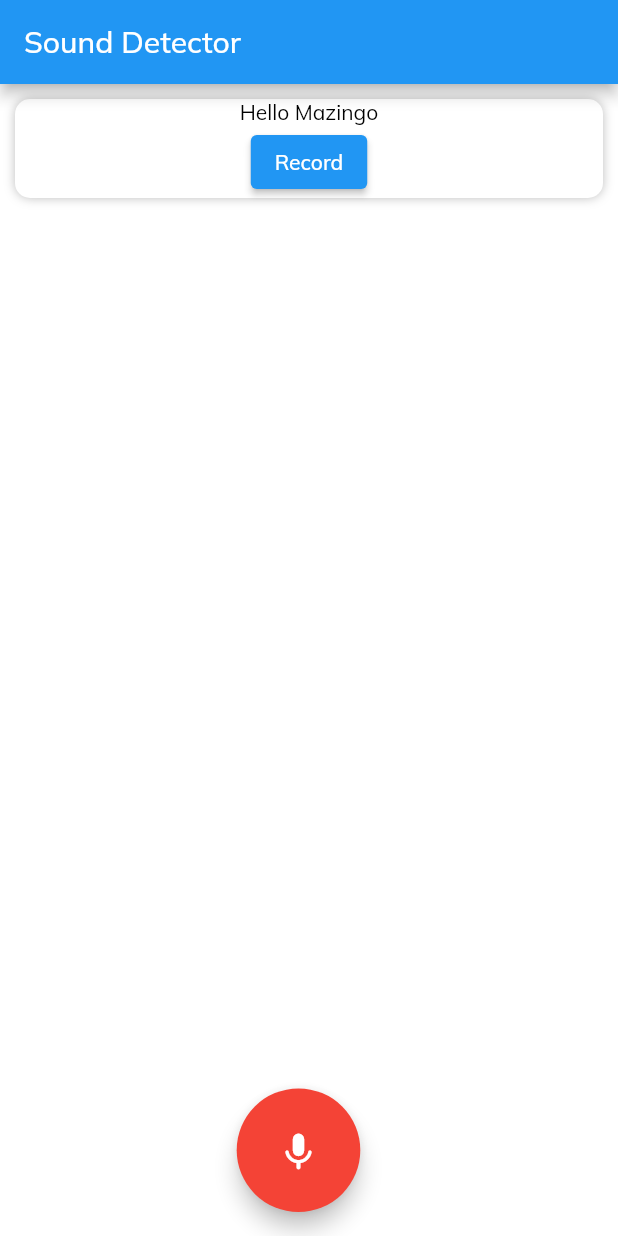
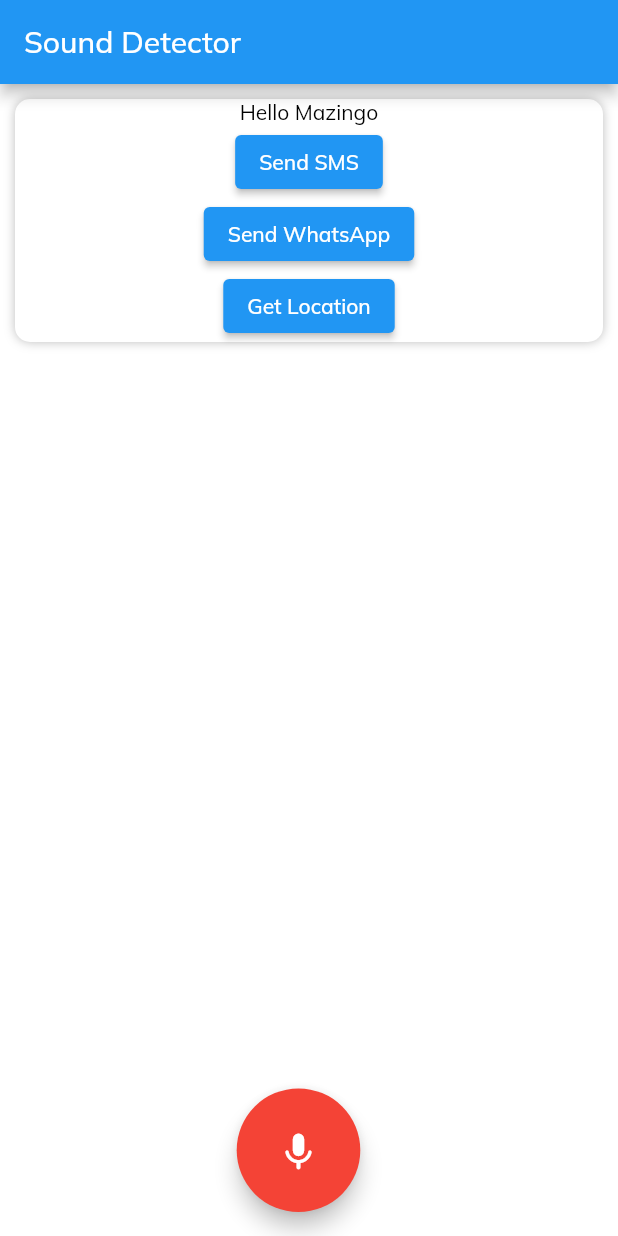
Before and after one commit to iwmakhupane12/sound_detector, a Flutter app: the screen it shows after launch, after a tap on the "keyboard voice" icon, on a phone screen of 412 x 824 dp. Run offline on Flutter 3.47's test engine with Material 2 defaults, Android fonts, the phone set to English and light mode, and no system bars; our stand-ins replace geocoding, get, google_fonts, image_picker, location, permission_handler; missing offline and left inert: flutter_sound, twilio_flutter.

Commit message:
Added sending sms, and getting location

```diff
--- /dev/null
+++ b/sound_detector/lib/src/controllers/getCurrentLocation.dart
@@ -0,0 +1,50 @@
+// ignore_for_file: file_names
+
+import 'package:location/location.dart';
+
+class GetCurrentLocation {
+  Location? location;
+
+  void init() {
+    location = Location();
+    grantPermission();
+    locationEnabled();
+
+    location!.onLocationChanged.listen((LocationData currentLocation) {
+      lon = currentLocation.longitude;
+      lat = currentLocation.latitude;
+    });
+  }
+
+  bool? _serviceEnabled;
+  PermissionStatus? _permissionGranted;
+  LocationData? _locationData;
+
+  Future locationEnabled() async {
+    _serviceEnabled = await location!.serviceEnabled();
+    if (!_serviceEnabled!) {
+      _serviceEnabled = await location!.requestService();
+      if (!_serviceEnabled!) {
+        return;
+      }
+    }
+  }
+
+  Future grantPermission() async {
+    _permissionGranted = await location!.hasPermission();
+    if (_permissionGranted == PermissionStatus.denied) {
+      _permissionGranted = await location!.requestPermission();
+      if (_permissionGranted != PermissionStatus.granted) {
+        return;
+      }
+    }
+  }
+
+  double? lat, lon;
+
+  Future getLocData() async {
+    _locationData = await location!.getLocation();
+    lon = _locationData!.longitude;
+    lat = _locationData!.latitude;
+  }
+}
--- /dev/null
+++ b/sound_detector/lib/src/controllers/sendMessage.dart
@@ -0,0 +1,34 @@
+// ignore_for_file: file_names
+import 'package:twilio_flutter/twilio_flutter.dart';
+import 'package:geocoding/geocoding.dart';
+
+class SendMessage {
+  TwilioFlutter? twilioFlutter;
+
+  void init() {
+    twilioFlutter = TwilioFlutter(
+        accountSid: 'ACc3d25ad90f2b01ea465f6a1742f0e55c',
+        authToken: 'a82545cfd571f842e2ac53fc271de64b',
+        twilioNumber: '+16103475477');
+  }
+
+  int sentStatus = 0;
+
+  Future sendSms(String number, double latitude, double longitude) async {
+    sentStatus = 0;
+    List<Placemark> placemarks =
+        await placemarkFromCoordinates(latitude, longitude);
+    sentStatus = await twilioFlutter!.sendSMS(
+        toNumber: number,
+        messageBody:
+            'Hi Itumeleng I need help, my latitude and longitude coordidates are : ${placemarks.first}'); /*https://www.google.com/maps/@$longitude,$latitude , call the police);*/
+  }
+
+  Future sendWhatsApp(String number) async {
+    sentStatus = 0;
+    sentStatus = await twilioFlutter!.sendWhatsApp(
+        toNumber: number,
+        messageBody:
+            'Hi Itumeleng I need help, my location is: LatLLang, call the police');
+  }
+}
--- a/sound_detector/lib/src/controllers/soundRecord.dart
+++ b/sound_detector/lib/src/controllers/soundRecord.dart
@@ -1,4 +1,3 @@
-
 import 'package:flutter_sound/flutter_sound.dart';
 import 'package:flutter_sound/public/flutter_sound_recorder.dart';
 import 'package:intl/date_symbol_data_file.dart';
@@ -6,12 +5,12 @@ import 'package:intl/intl.dart';
 import 'package:path_provider/path_provider.dart';
 import 'package:permission_handler/permission_handler.dart';
 
-class SoundRecord{
+class SoundRecord {
   String pathToSaveRecord = "";
   FlutterSoundRecorder? _audioRecorder;
   bool _isRecorderInitialized = false;
 
-  void init() async{
+  void init() async {
     _audioRecorder = FlutterSoundRecorder();
 
     await Permission.microphone.request();
@@ -19,7 +18,7 @@ class SoundRecord{
     await Permission.manageExternalStorage.request();
 
     final status = await Permission.microphone.status;
-    if(status != PermissionStatus.granted){
+    if (status != PermissionStatus.granted) {
       throw RecordingPermissionException("Microphone permission is required");
     }
 
@@ -35,18 +34,23 @@ class SoundRecord{
     _isRecorderInitialized = true;
   }
 
-    void dispose(){
-      _audioRecorder!.closeAudioSession();
-      _audioRecorder = null;
-      _isRecorderInitialized = false;
-    }
+  void dispose() {
+    _audioRecorder!.closeAudioSession();
+    _audioRecorder = null;
+    _isRecorderInitialized = false;
+  }
 
-  Future _record() async{
+  Future _record() async {
     _localPath();
 
     pathToSaveRecord = DateFormat('kk_mm_ss_EEE_d_MMM').format(DateTime.now());
 
-    await _audioRecorder!.startRecorder(toFile: "$filePath/$pathToSaveRecord.wav" );
+    await _audioRecorder!
+        .startRecorder(toFile: "$filePath/Detector_$pathToSaveRecord.wav");
+  }
+
+  bool recordingStatus() {
+    return _audioRecorder!.isRecording;
   }
 
   String filePath = "";
@@ -58,15 +62,15 @@ class SoundRecord{
     filePath = directory.path;
   }
 
-  Future _stop() async{
+  Future _stop() async {
     await _audioRecorder!.stopRecorder();
   }
 
-  Future isStartStop() async{
-    if(_audioRecorder!.isStopped){
+  Future isStartStop() async {
+    if (_audioRecorder!.isStopped) {
       _record();
-  }else{
+    } else {
       _stop();
+    }
   }
 }
-}
--- a/sound_detector/lib/src/screens/home.dart
+++ b/sound_detector/lib/src/screens/home.dart
@@ -3,6 +3,8 @@ import 'dart:io';
 import 'package:flutter/material.dart';
 import 'package:get/get.dart';
 import 'package:path_provider/path_provider.dart';
+import 'package:sound_detector/src/controllers/getCurrentLocation.dart';
+import 'package:sound_detector/src/controllers/sendMessage.dart';
 import 'package:sound_detector/src/controllers/soundRecord.dart';
 
 //fimport 'package:sound_detector/src/screens/profile.dart';
@@ -17,12 +19,17 @@ class MyHomeScreen extends StatefulWidget {
 
 class _MyHomeScreenState extends State<MyHomeScreen> {
   final recorder = SoundRecord();
+  final sendMessage = SendMessage();
+  final getCurrentLoc = GetCurrentLocation();
 
   @override
   void initState() {
     super.initState();
 
     recorder.init();
+    sendMessage.init();
+    getCurrentLoc.init();
+    getCurrentLoc.getLocData();
   }
 
   @override
@@ -49,12 +56,29 @@ class _MyHomeScreenState extends State<MyHomeScreen> {
                 child: Center(
                   child: Column(
                     children: [
-                      Text("Hello Mazingo"),
+                      const Text("Hello Mazingo"),
                       ElevatedButton(
-                          onPressed: () {
-                            Get.to(Settings());
+                          onPressed: () async {
+                            //Get.to(Settings());
+                            sendMessage.sendSms('+27678752440',
+                                getCurrentLoc.lat!, getCurrentLoc.lon!);
+                            print("SMS Status: ${sendMessage.sentStatus}");
                           },
-                          child: Text("Record"))
+                          child: const Text("Send SMS")),
+                      ElevatedButton(
+                          onPressed: () async {
+                            //Get.to(Settings());
+                            sendMessage.sendWhatsApp('+27678752440');
+                            print("WhatsApp Status: ${sendMessage.sentStatus}");
+                          },
+                          child: Text("Send WhatsApp")),
+                      ElevatedButton(
+                          onPressed: () async {
+                            getCurrentLoc.getLocData();
+                            print("Longitude: ${getCurrentLoc.lon}");
+                            print("Latitude: ${getCurrentLoc.lat}");
+                          },
+                          child: Text("Get Location")),
                     ],
                   ),
                 ),
@@ -73,13 +97,21 @@ class _MyHomeScreenState extends State<MyHomeScreen> {
             child: FloatingActionButton(
               onPressed: () async {
                 recorder.isStartStop();
+                setState(() {});
               },
-              child: Icon(
-                Icons.keyboard_voice_rounded,
-                color: Colors.white,
-                size: 30,
-              ),
-              backgroundColor: Colors.red,
+              child: !recorder.recordingStatus()
+                  ? const Icon(
+                      Icons.keyboard_voice_rounded,
+                      color: Colors.white,
+                      size: 30,
+                    )
+                  : const Icon(
+                      Icons.stop,
+                      color: Colors.black,
+                      size: 30,
+                    ),
+              backgroundColor:
+                  !recorder.recordingStatus() ? Colors.red : Colors.white,
             ),
           ),
         ),
--- a/sound_detector/pubspec.yaml
+++ b/sound_detector/pubspec.yaml
@@ -42,6 +42,9 @@ dependencies:
   permission_handler: ^8.1.6
   path_provider: ^2.0.4
   flutter_sound: ^8.3.12
+  twilio_flutter: ^0.0.9
+  location: ^4.3.0
+  geocoding: ^2.0.1
 
 dev_dependencies:
   flutter_test:
```
Also changed, not shown: sound_detector/pubspec.lock, 2 other files.
